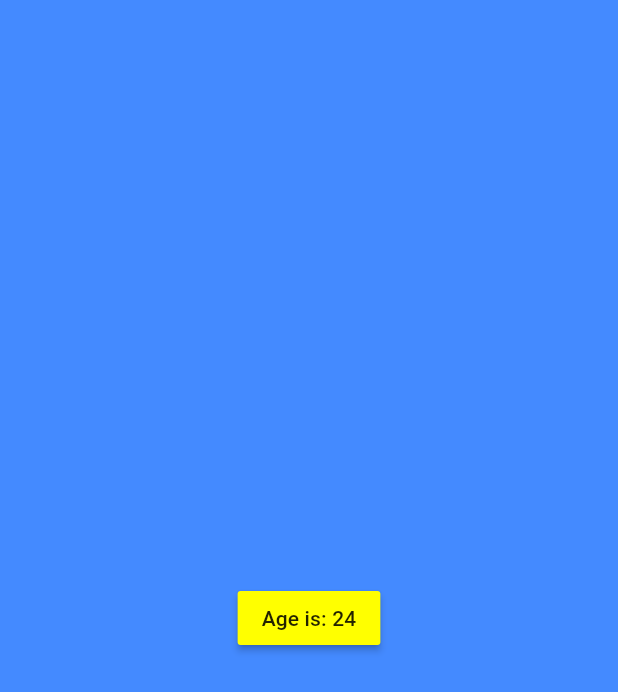
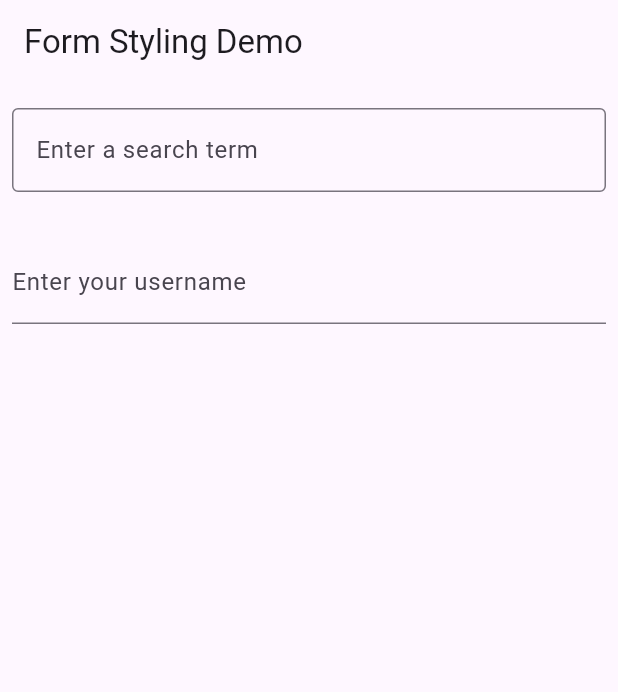
Before and after one commit to snk70/flutter_example1, a Flutter app: the screen it shows after launch, on a phone screen of 412 x 824 dp. Shown: the top 692 px of the screen. Run offline on Flutter 3.47's test engine with Material 3 defaults, Android fonts, the phone set to English and light mode, and no system bars; statements that could not run were skipped.

Commit message:
Add Wgt3

```diff
--- a/lib/main.dart
+++ b/lib/main.dart
@@ -4,11 +4,12 @@ import 'package:flutter/widgets.dart';
 import 'package:flutter_example1/myCode.dart';
 import 'package:flutter_example1/mywidget.dart';
 import 'package:flutter_example1/wgt2.dart';
+import 'package:flutter_example1/wgt3.dart';
 
 double width = 0;
 void main() {
-  var emp=Employee("Sina TH");
-  print(emp.name);
+  var emp = Employee("Sina TH");
+
   // runApp(MaterialApp(home: Text("Sina TH",textAlign: TextAlign.center,style:TextStyle(color: Colors.red) ,),));
   FractionallySizedBox(
     widthFactor: 0.65, // between 0 and 1
@@ -22,9 +23,11 @@ void main() {
   //   key: Key("Sina"),
   // ));
 
-  runApp(const Wgt2(
+  // runApp(const Wgt2(
+  //   key: Key("Sina"),
+  // ));
 
+  runApp(const Wgt3(
     key: Key("Sina"),
   ));
-
 }
--- /dev/null
+++ b/lib/wgt3.dart
@@ -0,0 +1,57 @@
+import 'package:flutter/material.dart';
+
+void main() => runApp(const Wgt3());
+
+class Wgt3 extends StatelessWidget {
+  const Wgt3({super.key});
+
+  @override
+  Widget build(BuildContext context) {
+    const appTitle = 'Form Styling Demo';
+    return MaterialApp(
+      title: appTitle,
+      home: Scaffold(
+        appBar: AppBar(
+          title: const Text(appTitle),
+        ),
+        body: MyCustomForm(),
+      ),
+    );
+  }
+}
+
+class MyCustomForm extends StatelessWidget {
+  MyCustomForm({super.key});
+  var _txCnt = TextEditingController();
+
+  @override
+  Widget build(BuildContext context) {
+    return Column(
+      crossAxisAlignment: CrossAxisAlignment.start,
+      children: <Widget>[
+        const Padding(
+          padding: EdgeInsets.symmetric(horizontal: 8, vertical: 16),
+          child: TextField(
+            controller: _txCnt,
+            decoration: InputDecoration(
+              border: OutlineInputBorder(),
+              hintText: 'Enter a search term',
+            ),
+            onChanged: (txt) {
+              print("    :     " + _txCnt.text);
+            },
+          ),
+        ),
+        Padding(
+          padding: const EdgeInsets.symmetric(horizontal: 8, vertical: 16),
+          child: TextFormField(
+            decoration: const InputDecoration(
+              border: UnderlineInputBorder(),
+              labelText: 'Enter your username',
+            ),
+          ),
+        ),
+      ],
+    );
+  }
+}
```
